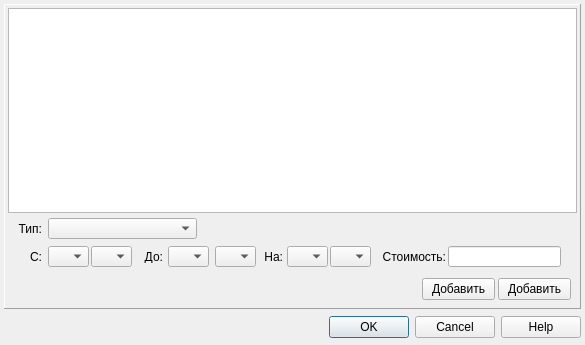
This is Apps/AdminModule_QT/dialogtarifftimes.ui in DenMMM/TLK as Qt 5 draws it before an edit. The edited form follows.
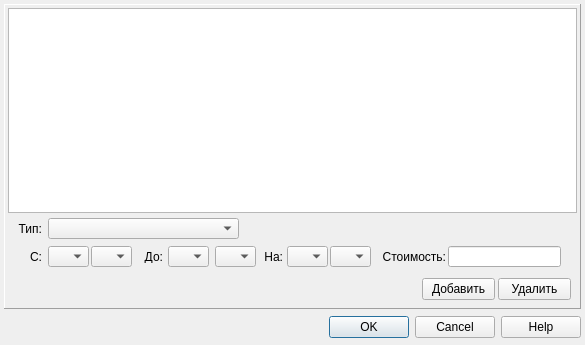
This is the edited form.

The edit to the form file:
```diff
--- a/Apps/AdminModule_QT/dialogtarifftimes.ui
+++ b/Apps/AdminModule_QT/dialogtarifftimes.ui
@@ -13,6 +13,18 @@
     <height>345</height>
    </rect>
   </property>
+  <property name="sizePolicy">
+   <sizepolicy hsizetype="Fixed" vsizetype="Fixed">
+    <horstretch>0</horstretch>
+    <verstretch>0</verstretch>
+   </sizepolicy>
+  </property>
+  <property name="minimumSize">
+   <size>
+    <width>0</width>
+    <height>0</height>
+   </size>
+  </property>
   <property name="windowTitle">
    <string>Dialog</string>
   </property>
@@ -68,7 +80,7 @@
      <rect>
       <x>44</x>
       <y>214</y>
-      <width>149</width>
+      <width>191</width>
       <height>21</height>
      </rect>
     </property>
@@ -230,7 +242,7 @@
      </rect>
     </property>
     <property name="text">
-     <string>Добавить</string>
+     <string>Удалить</string>
     </property>
    </widget>
    <widget class="QListWidget" name="listWidgetTimes">
```
Left out of the diff: 42 changed lines with no effect on the pictures.
